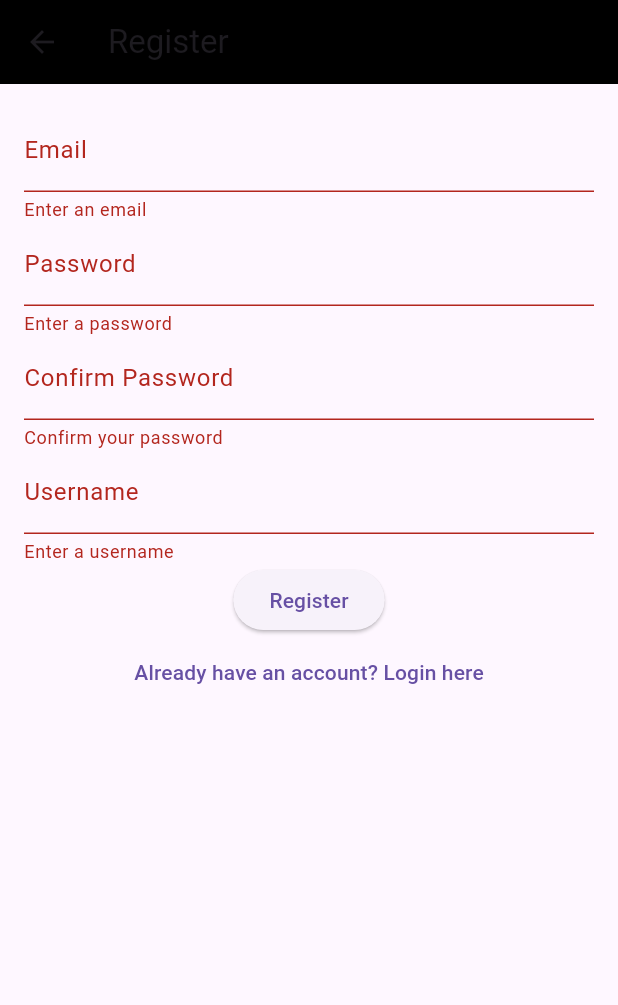
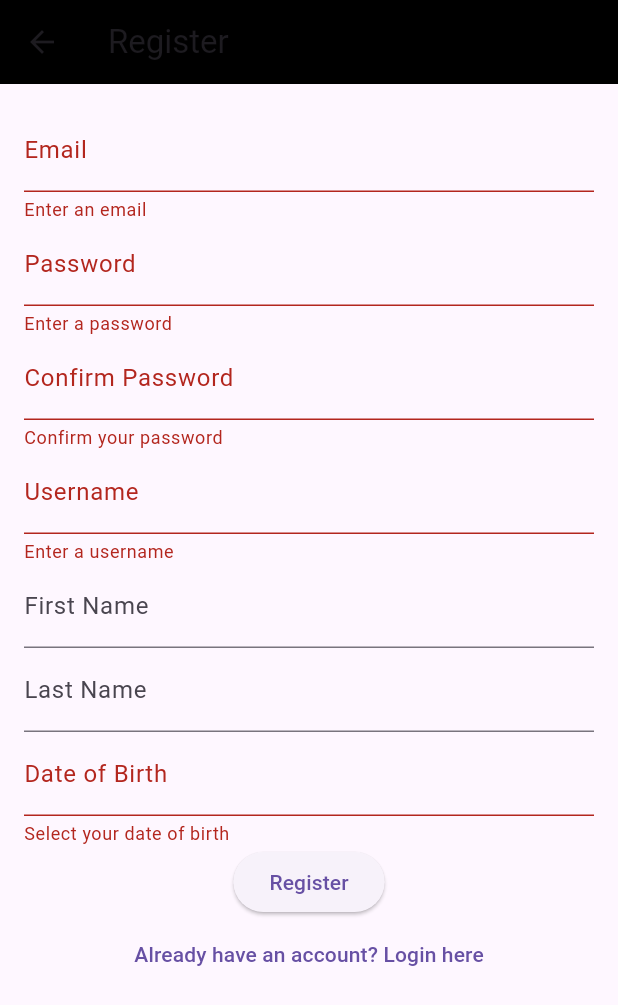
Before and after one commit to Majst0rL/projectOki, a Flutter app: the RegisterScreen screen opened directly, after a tap on "Register", on a phone screen of 412 x 824 dp. Shown: the top 1005 px of the screen. Run offline on Flutter 3.47's test engine with Material 3 defaults, Android fonts, the phone set to English and light mode, and no system bars; our stand-ins replace cloud_firestore, firebase_auth, firebase_core; accounts and stored records are empty.

Commit message:
fixed register and login

```diff
--- a/lib/presentation/screens/register_screen.dart
+++ b/lib/presentation/screens/register_screen.dart
@@ -1,4 +1,3 @@
-// lib/presentation/screens/register_screen.dart
 import 'package:flutter/material.dart';
 import 'package:firebase_auth/firebase_auth.dart'; // Import this for the User type
 import 'package:cloud_firestore/cloud_firestore.dart'; // Import this for Firestore
@@ -17,25 +16,56 @@ class _RegisterScreenState extends State<RegisterScreen> {
   String _password = '';
   String _confirmPassword = '';
   String _username = '';
+  String _firstName = '';
+  String _lastName = '';
+  String _dateOfBirth = '';
+  String _errorMessage = ''; // Variable to hold error messages
+
+  Future<void> _selectDate(BuildContext context) async {
+    final DateTime? picked = await showDatePicker(
+      context: context,
+      initialDate: DateTime.now(),
+      firstDate: DateTime(1900),
+      lastDate: DateTime.now(),
+    );
+    if (picked != null && picked != DateTime.now())
+      setState(() {
+        _dateOfBirth = "${picked.toLocal()}".split(' ')[0]; // Format date
+      });
+  }
 
   void _register() async {
     if (_formKey.currentState!.validate()) {
       _formKey.currentState!.save();
+      if (_password.length < 6) {
+        setState(() {
+          _errorMessage = 'Password must be at least 6 characters long';
+        });
+        return;
+      }
       if (_password == _confirmPassword) {
-        User? user = await _authService.register(_email, _password);
+        User? user = await _authService.register(_email, _password, _username); // Pass username
         if (user != null) {
-          await FirebaseFirestore.instance.collection('users').doc(user.uid).update({
+          await FirebaseFirestore.instance.collection('users').doc(user.uid).set({
             'username': _username,
+            'first_name': _firstName,
+            'last_name': _lastName,
+            'date_of_birth': _dateOfBirth,
+            'email': _email, // Store email in the database
           });
           Navigator.pushReplacement(
             context,
             MaterialPageRoute(builder: (context) => LoginScreen()),
           );
         } else {
-          ScaffoldMessenger.of(context).showSnackBar(SnackBar(content: Text('Failed to register')));
+          setState(() {
+            _errorMessage = 'Email already in use or registration failed';
+          });
         }
       } else {
-        ScaffoldMessenger.of(context).showSnackBar(SnackBar(content: Text('Passwords do not match')));
+        setState(() {
+          _errorMessage = 'Passwords do not match';
+        });
       }
     }
   }
@@ -47,7 +77,7 @@ class _RegisterScreenState extends State<RegisterScreen> {
         title: Text('Register'),
         backgroundColor: Colors.black,
       ),
-      body: Padding(
+      body: SingleChildScrollView( // Allow scrolling
         padding: EdgeInsets.all(16.0),
         child: Form(
           key: _formKey,
@@ -75,6 +105,22 @@ class _RegisterScreenState extends State<RegisterScreen> {
                 validator: (value) => value!.isEmpty ? 'Enter a username' : null,
                 onSaved: (value) => _username = value!,
               ),
+              TextFormField(
+                decoration: InputDecoration(labelText: 'First Name'),
+                onSaved: (value) => _firstName = value!,
+              ),
+              TextFormField(
+                decoration: InputDecoration(labelText: 'Last Name'),
+                onSaved: (value) => _lastName = value!,
+              ),
+              TextFormField(
+                decoration: InputDecoration(labelText: 'Date of Birth'),
+                readOnly: true,
+                onTap: () => _selectDate(context), // Show date picker
+                validator: (value) => value!.isEmpty ? 'Select your date of birth' : null,
+                onSaved: (value) => _dateOfBirth = value!,
+                controller: TextEditingController(text: _dateOfBirth), // Display selected date
+              ),
               ElevatedButton(
                 onPressed: _register,
                 child: Text('Register'),
@@ -88,6 +134,14 @@ class _RegisterScreenState extends State<RegisterScreen> {
                 },
                 child: Text('Already have an account? Login here'),
               ),
+              if (_errorMessage.isNotEmpty) // Display error message
+                Padding(
+                  padding: const EdgeInsets.only(top: 16.0),
+                  child: Text(
+                    _errorMessage,
+                    style: TextStyle(color: Colors.red),
+                  ),
+                ),
             ],
           ),
         ),
--- a/pubspec.yaml
+++ b/pubspec.yaml
@@ -33,6 +33,7 @@ dependencies:
   firebase_core: ^3.10.0
   firebase_auth: 5.4.0
   cloud_firestore: ^5.4.0
+  crypto: ^3.0.1
 
   http: ^1.2.2
 
```
Also changed, not shown: lib/presentation/service/auth_service.dart (+42 -7 lines), pubspec.lock, 1 other file.
